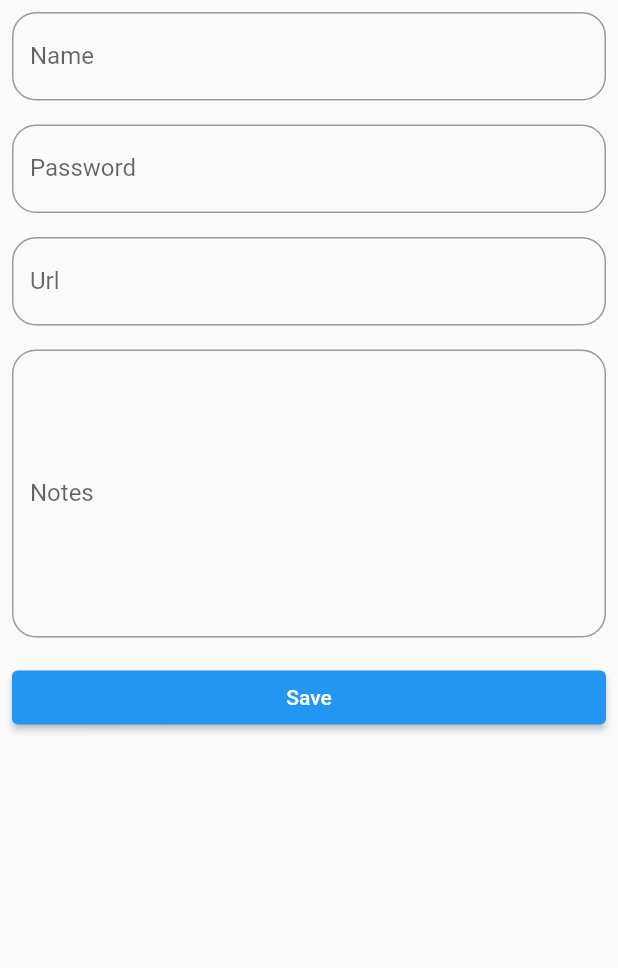
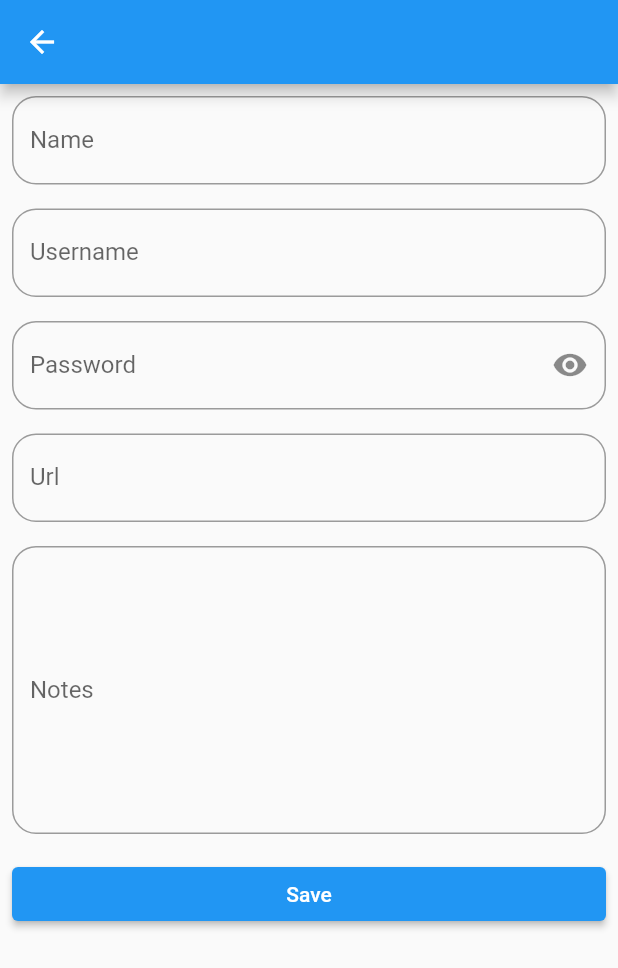
Before and after one commit to juangom/password_manager, a Flutter app: the NewPasswordPage screen opened by its route, on a phone screen of 412 x 824 dp. Shown: the top 968 px of the screen. Run offline on Flutter 3.47's test engine with Material 2 defaults, Android fonts, the phone set to English and light mode, and no system bars; our stand-ins replace dartz, drift, equatable, flutter_bloc, flutter_secure_storage, get_it and 1 more; accounts and stored records are empty; generated files the repository leaves out were written again.

Commit message:
Add password working UI

```diff
--- a/lib/application/bloc/password_list_bloc/password_list_bloc_event.dart
+++ b/lib/application/bloc/password_list_bloc/password_list_bloc_event.dart
@@ -11,6 +11,15 @@ class PasswordAdded extends PasswordListBlocEvent {
   PasswordAdded({
     required this.passwordValue,
     required this.metadataValue,
+  });
+}
+
+class PasswordStored extends PasswordListBlocEvent {
+  PasswordValue passwordValue;
+  PasswordMetadata metadata;
+  PasswordStored({
+    required this.passwordValue,
+    required this.metadata,
   });
 }
 
--- a/lib/application/ui/pages/new_password_page.dart
+++ b/lib/application/ui/pages/new_password_page.dart
@@ -3,15 +3,15 @@ import 'package:flutter_bloc/flutter_bloc.dart';
 import 'package:password_manager/application/bloc/password_list_bloc/password_list_bloc.dart';
 import 'package:password_manager/domain/repositories/input_validators.dart';
 import 'package:password_manager/domain/values/password_metadata_value.dart';
-import 'package:password_manager/domain/values/password_value.dart';
 
 class NewPasswordPage extends StatelessWidget {
   const NewPasswordPage({Key? key}) : super(key: key);
 
   @override
   Widget build(BuildContext context) {
-    return const SafeArea(
+    return SafeArea(
       child: Scaffold(
+        appBar: AppBar(),
         body: _NewPasswordPage(),
       ),
     );
@@ -31,14 +31,15 @@ class _NewPasswordPageState extends State<_NewPasswordPage> {
   TextEditingController _passwordController = TextEditingController();
   TextEditingController _urlController = TextEditingController();
   TextEditingController _notesController = TextEditingController();
+  bool _obscurePassword = true;
 
   final _key = GlobalKey<FormState>();
 
   @override
   Widget build(BuildContext context) {
     return Form(
+      key: _key,
       child: SingleChildScrollView(
-        // padding: const EdgeInsets.symmetric(vertical: 16, horizontal: 8),
         child: Column(
           children: [
             Padding(
@@ -57,9 +58,30 @@ class _NewPasswordPageState extends State<_NewPasswordPage> {
             Padding(
               padding: const EdgeInsets.all(8),
               child: TextFormField(
+                controller: _userController,
+                validator: nonEmptyValidator,
+                decoration: InputDecoration(
+                  label: Text('Username'),
+                  border: OutlineInputBorder(
+                    borderRadius: BorderRadius.circular(16.0),
+                  ),
+                ),
+              ),
+            ),
+            Padding(
+              padding: const EdgeInsets.all(8),
+              child: TextFormField(
                 controller: _passwordController,
                 validator: nonEmptyValidator,
+                obscureText: _obscurePassword,
+                enableSuggestions: false,
+                autocorrect: false,
                 decoration: InputDecoration(
+                  suffixIcon: IconButton(
+                    onPressed: () =>
+                        setState(() => _obscurePassword = !_obscurePassword),
+                    icon: const Icon(Icons.remove_red_eye),
+                  ),
                   label: Text('Password'),
                   border: OutlineInputBorder(
                     borderRadius: BorderRadius.circular(16.0),
@@ -98,10 +120,11 @@ class _NewPasswordPageState extends State<_NewPasswordPage> {
                 width: double.infinity,
                 child: ElevatedButton(
                   onPressed: () {
-                    if (_key.currentState != null && _key.currentState!.validate()) {
+                    if (_key.currentState != null &&
+                        _key.currentState!.validate()) {
                       final passwordMetadataValue = PasswordMetadataValue(
                         name: _nameController.text,
-                        username: _urlController.text,
+                        username: _userController.text,
                         url: _urlController.text,
                         notes: _notesController.text,
                       );
@@ -109,6 +132,7 @@ class _NewPasswordPageState extends State<_NewPasswordPage> {
                             passwordValue: _passwordController.text,
                             metadataValue: passwordMetadataValue,
                           ));
+                      Navigator.of(context).pop();
                     }
                   },
                   child: Text('Save'),
--- a/lib/domain/repositories/password_repository.dart
+++ b/lib/domain/repositories/password_repository.dart
@@ -10,4 +10,5 @@ abstract class PasswordListRepository {
   );
   Future<Option<Failure>> deletePassword(
       PasswordMetadata passwordMetadata);
+  Future<Option<Failure>> clearDB();
 }
--- a/lib/infra/repositories/password_metadata/transform.dart
+++ b/lib/infra/repositories/password_metadata/transform.dart
@@ -16,8 +16,8 @@ PasswordsCompanion toCompanion(PasswordMetadataValue metadata) =>
     PasswordsCompanion(
       name: Value(metadata.name),
       username: Value(metadata.username),
-      url: Value(metadata.url ?? ''),
-      notes: Value(metadata.notes ?? ''),
+      url: Value(metadata.url),
+      notes: Value(metadata.notes),
     );
 
 Password toDB(PasswordMetadata metadata) => Password(
```
Also changed, not shown: lib/application/bloc/password_list_bloc/password_list_bloc.dart (+20 -8 lines), lib/application/ui/pages/password_list_page.dart (+16 -1 lines), lib/infra/repositories/password_metadata/drift/tables.dart (+6 -2 lines), lib/infra/repositories/password_metadata/password_list_repository.dart (+12 -1 lines), lib/infra/repositories/password_metadata/drift/tables.g.dart, 1 other file.
